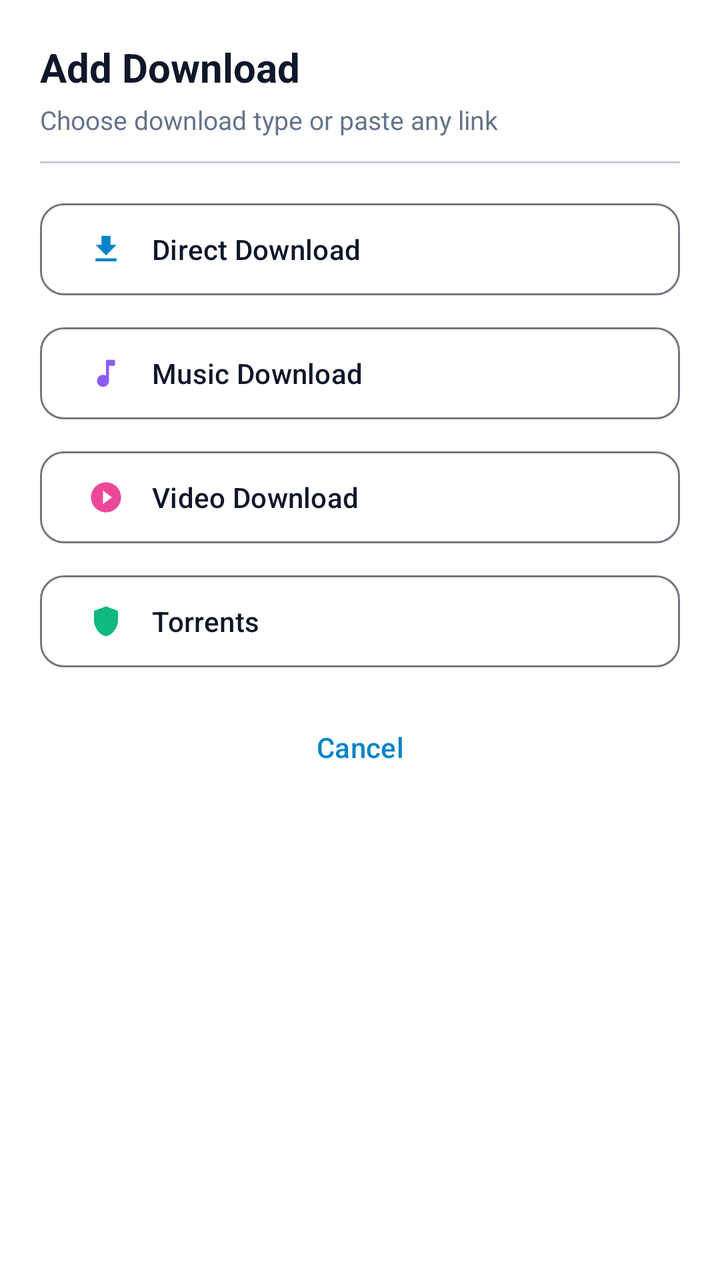
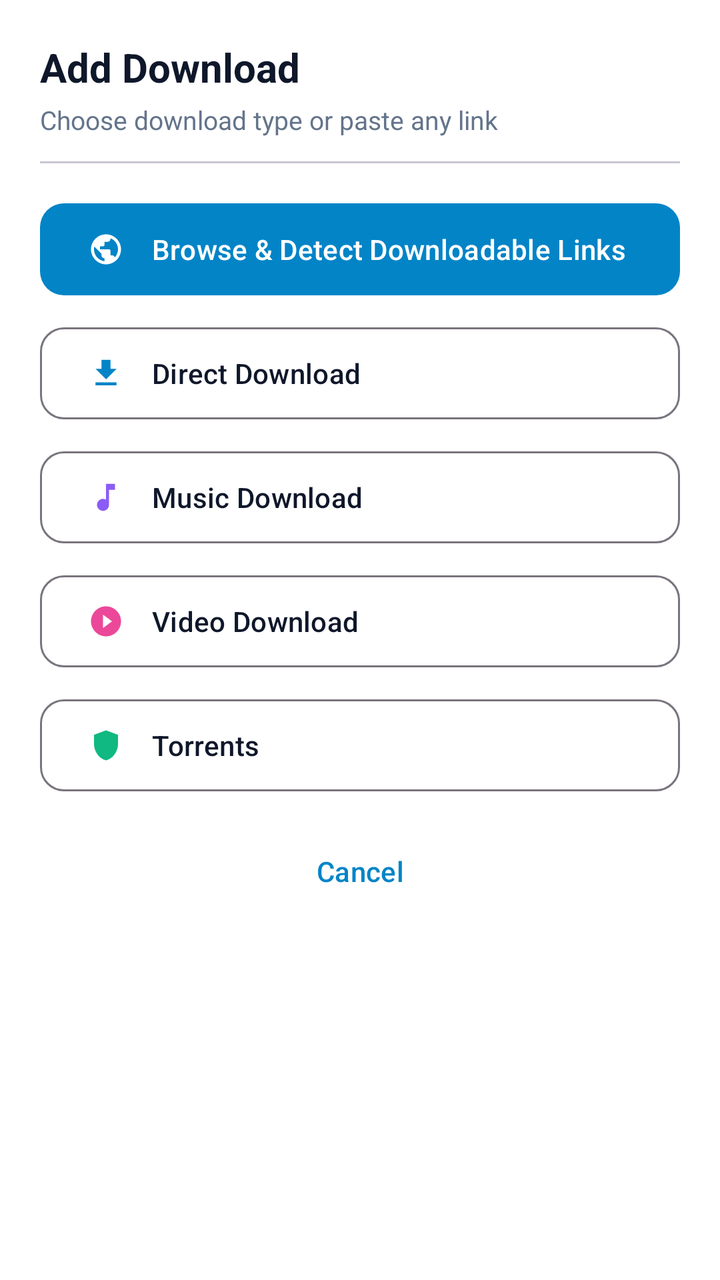

Before-and-after screenshots of an Android layout around one commit, followed by the original layout XML and the change that was made.
<!-- AndroidManifest.xml: application theme Theme.DownloadManager -->
<!-- res/layout/bottom_sheet_add_download.xml -->
<?xml version="1.0" encoding="utf-8"?>
<LinearLayout
    xmlns:android="http://schemas.android.com/apk/res/android"
    xmlns:app="http://schemas.android.com/apk/res-auto"
    android:layout_width="match_parent"
    android:layout_height="wrap_content"
    android:background="@color/colorSurface"
    android:orientation="vertical"
    android:padding="20dp">

    <TextView
        android:layout_width="match_parent"
        android:layout_height="wrap_content"
        android:text="@string/add_download"
        android:textColor="@color/colorOnSurface"
        android:textSize="20sp"
        android:textStyle="bold" />

    <TextView
        android:layout_width="match_parent"
        android:layout_height="wrap_content"
        android:layout_marginTop="4dp"
        android:text="Choose download type or paste any link"
        android:textColor="@color/gray"
        android:textSize="13sp" />

    <com.google.android.material.divider.MaterialDivider
        android:layout_width="match_parent"
        android:layout_height="1dp"
        android:layout_marginVertical="12dp" />

    <com.google.android.material.button.MaterialButton
        android:id="@+id/btnDirectDownload"
        style="@style/Widget.Material3.Button.OutlinedButton"
        android:layout_width="match_parent"
        android:layout_height="54dp"
        android:layout_marginVertical="4dp"
        android:gravity="start|center_vertical"
        android:text="@string/direct_download"
        android:textColor="@color/colorOnSurface"
        app:cornerRadius="12dp"
        app:icon="@drawable/ic_download"
        app:iconGravity="start"
        app:iconPadding="14dp"
        app:iconTint="@color/category_direct" />

    <com.google.android.material.button.MaterialButton
        android:id="@+id/btnMusicDownload"
        style="@style/Widget.Material3.Button.OutlinedButton"
        android:layout_width="match_parent"
        android:layout_height="54dp"
        android:layout_marginVertical="4dp"
        android:gravity="start|center_vertical"
        android:text="@string/music_download"
        android:textColor="@color/colorOnSurface"
        app:cornerRadius="12dp"
        app:icon="@drawable/ic_music"
        app:iconGravity="start"
        app:iconPadding="14dp"
        app:iconTint="@color/category_music" />

    <com.google.android.material.button.MaterialButton
        android:id="@+id/btnVideoDownload"
        style="@style/Widget.Material3.Button.OutlinedButton"
        android:layout_width="match_parent"
        android:layout_height="54dp"
        android:layout_marginVertical="4dp"
        android:gravity="start|center_vertical"
        android:text="@string/video_download"
        android:textColor="@color/colorOnSurface"
        app:cornerRadius="12dp"
        app:icon="@drawable/ic_video"
        app:iconGravity="start"
        app:iconPadding="14dp"
        app:iconTint="@color/category_video" />

    <com.google.android.material.button.MaterialButton
        android:id="@+id/btnTorrentDownload"
        style="@style/Widget.Material3.Button.OutlinedButton"
        android:layout_width="match_parent"
        android:layout_height="54dp"
        android:layout_marginVertical="4dp"
        android:gravity="start|center_vertical"
        android:text="@string/torrents"
        android:textColor="@color/colorOnSurface"
        app:cornerRadius="12dp"
        app:icon="@drawable/ic_torrent"
        app:iconGravity="start"
        app:iconPadding="14dp"
        app:iconTint="@color/category_torrent" />

    <com.google.android.material.button.MaterialButton
        android:id="@+id/btnCancel"
        style="@style/Widget.Material3.Button.TextButton"
        android:layout_width="match_parent"
        android:layout_height="wrap_content"
        android:layout_marginTop="8dp"
        android:text="@string/cancel" />
</LinearLayout>
<!-- resources referenced by this layout -->
<resources>
  <color name="category_direct">#FF0284C7</color>
  <color name="category_music">#FF8B5CF6</color>
  <color name="category_torrent">#FF10B981</color>
  <color name="category_video">#FFEC4899</color>
  <color name="colorOnSurface">#FF0F172A</color>
  <color name="colorSurface">#FFFFFFFF</color>
  <color name="gray">#FF64748B</color>
  <!-- drawable ic_download (drawable) -->
  <?xml version="1.0" encoding="utf-8"?>
  <vector xmlns:android="http://schemas.android.com/apk/res/android"
      android:width="24dp"
      android:height="24dp"
      android:viewportWidth="24"
      android:viewportHeight="24">
      <path
          android:fillColor="#FF000000"
          android:pathData="M19,9h-4V3H9v6H5l7,7 7,-7zM5,18v2h14v-2H5z" />
  </vector>
  <!-- drawable ic_music (drawable) -->
  <?xml version="1.0" encoding="utf-8"?>
  <vector xmlns:android="http://schemas.android.com/apk/res/android"
      android:width="24dp"
      android:height="24dp"
      android:viewportWidth="24"
      android:viewportHeight="24">
      <path
          android:fillColor="#FF000000"
          android:pathData="M12,3v10.55c-0.59,-0.34 -1.27,-0.55 -2,-0.55 -2.21,0 -4,1.79 -4,4s1.79,4 4,4 4,-1.79 4,-4V7h4V3h-6z" />
  </vector>
  <!-- drawable ic_torrent (drawable) -->
  <?xml version="1.0" encoding="utf-8"?>
  <vector xmlns:android="http://schemas.android.com/apk/res/android"
      android:width="24dp"
      android:height="24dp"
      android:viewportWidth="24"
      android:viewportHeight="24">
      <path
          android:fillColor="#FF000000"
          android:pathData="M12,2L4,5v6.09c0,5.05 3.41,9.76 8,10.91 4.59-1.15 8-5.86 8-10.91V5L12,2z" />
      <path
          android:fillColor="#FF000000"
          android:pathData="M12,11.99h6v-2h-6v2z" />
      <path
          android:fillColor="#FF000000"
          android:pathData="M12,7.99h6v-2h-6v2z" />
      <path
          android:fillColor="#FF000000"
          android:pathData="M12,15.99h6v-2h-6v2z" />
  </vector>
  <!-- drawable ic_video (drawable) -->
  <?xml version="1.0" encoding="utf-8"?>
  <vector xmlns:android="http://schemas.android.com/apk/res/android"
      android:width="24dp"
      android:height="24dp"
      android:viewportWidth="24"
      android:viewportHeight="24">
      <path
          android:fillColor="#FF000000"
          android:pathData="M12,2C6.48,2 2,6.48 2,12s4.48,10 10,10 10,-4.48 10,-10S17.52,2 12,2zm-2,14.5v-9l6,4.5-6,4.5z" />
  </vector>
  <string name="add_download">Add Download</string>
  <string name="cancel">Cancel</string>
  <string name="direct_download">Direct Download</string>
  <string name="music_download">Music Download</string>
  <string name="torrents">Torrents</string>
  <string name="video_download">Video Download</string>
  <color name="colorPrimary">#FF0284C7</color>
  <color name="colorPrimaryDark">#FF0F172A</color>
  <color name="colorAccent">#FF06B6D4</color>
  <color name="colorOnPrimary">#FFFFFFFF</color>
  <color name="colorBackground">#FFF1F5F9</color>
  <color name="colorHeaderBg">#FF0F172A</color>
  <!-- unchanged entries left out for length: 1 -->
</resources>

<!-- the commit's change to res/layout/bottom_sheet_add_download.xml (unified diff, before → after) -->
@@ -28,6 +28,22 @@
         android:layout_width="match_parent"
         android:layout_height="1dp"
         android:layout_marginVertical="12dp" />
+
+    <com.google.android.material.button.MaterialButton
+        android:id="@+id/btnBrowserDownload"
+        style="@style/Widget.Material3.Button.TonalButton"
+        android:layout_width="match_parent"
+        android:layout_height="54dp"
+        android:layout_marginVertical="4dp"
+        android:gravity="start|center_vertical"
+        android:text="@string/browser_sniff_links"
+        android:textColor="@android:color/white"
+        app:backgroundTint="@color/colorPrimary"
+        app:cornerRadius="12dp"
+        app:icon="@drawable/ic_browser"
+        app:iconGravity="start"
+        app:iconPadding="14dp"
+        app:iconTint="@android:color/white" />
 
     <com.google.android.material.button.MaterialButton
         android:id="@+id/btnDirectDownload"
<!-- resource entries referenced after the edit -->
@@ -7,6 +7,17 @@
   <color name="colorOnSurface">#FF0F172A</color>
   <color name="colorSurface">#FFFFFFFF</color>
   <color name="gray">#FF64748B</color>
+  <!-- drawable ic_browser (drawable) -->
+  <?xml version="1.0" encoding="utf-8"?>
+  <vector xmlns:android="http://schemas.android.com/apk/res/android"
+      android:width="24dp"
+      android:height="24dp"
+      android:viewportWidth="24"
+      android:viewportHeight="24">
+      <path
+          android:fillColor="#FFFFFFFF"
+          android:pathData="M12,2C6.48,2 2,6.48 2,12s4.48,10 10,10 10,-4.48 10,-10S17.52,2 12,2zM11,19.93c-3.95,-0.49 -7,-3.85 -7,-7.93 0,-0.62 0.08,-1.21 0.21,-1.79L9,15v1c0,1.1 0.9,2 2,2v1.93zM17.9,17.39c-0.26,-0.81 -1,-1.39 -1.9,-1.39h-1v-3c0,-0.55 -0.45,-1 -1,-1H8v-2h2c0.55,0 1,-0.45 1,-1V7h2c1.1,0 2,-0.9 2,-2v-0.41c2.93,1.19 5,4.06 5,7.41 0,2.08 -0.8,3.97 -2.1,5.39z" />
+  </vector>
   <!-- drawable ic_download (drawable) -->
   <?xml version="1.0" encoding="utf-8"?>
   <vector xmlns:android="http://schemas.android.com/apk/res/android"
@@ -61,6 +72,7 @@
           android:pathData="M12,2C6.48,2 2,6.48 2,12s4.48,10 10,10 10,-4.48 10,-10S17.52,2 12,2zm-2,14.5v-9l6,4.5-6,4.5z" />
   </vector>
   <string name="add_download">Add Download</string>
+  <string name="browser_sniff_links">Browse &amp; Detect Downloadable Links</string>
   <string name="cancel">Cancel</string>
   <string name="direct_download">Direct Download</string>
   <string name="music_download">Music Download</string>
